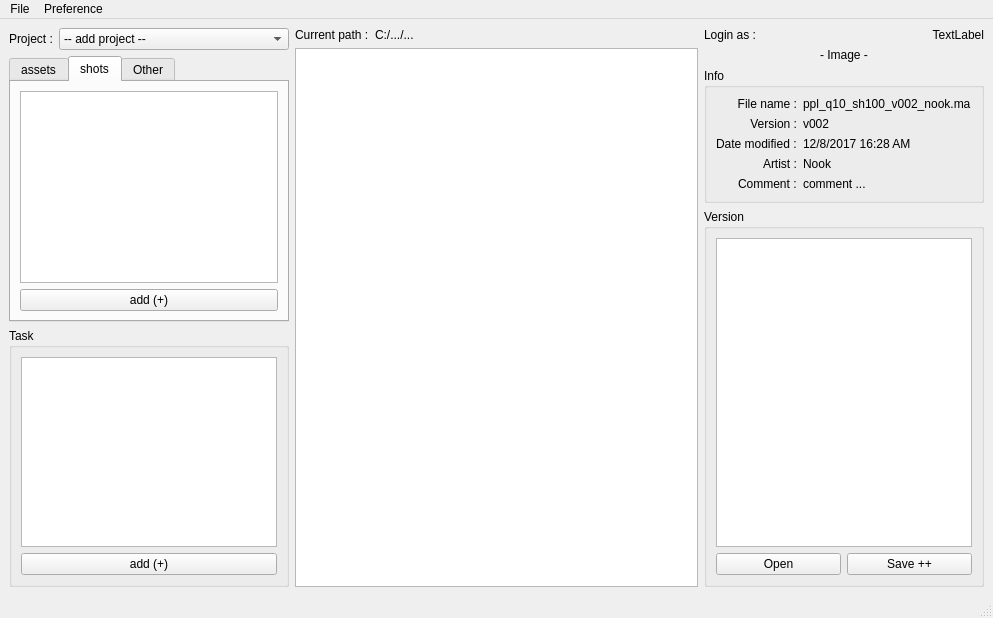
This is ui/projectExplorer.ui in Shayen/sal_pipeline as Qt 5 draws it before an edit. The edited form follows.
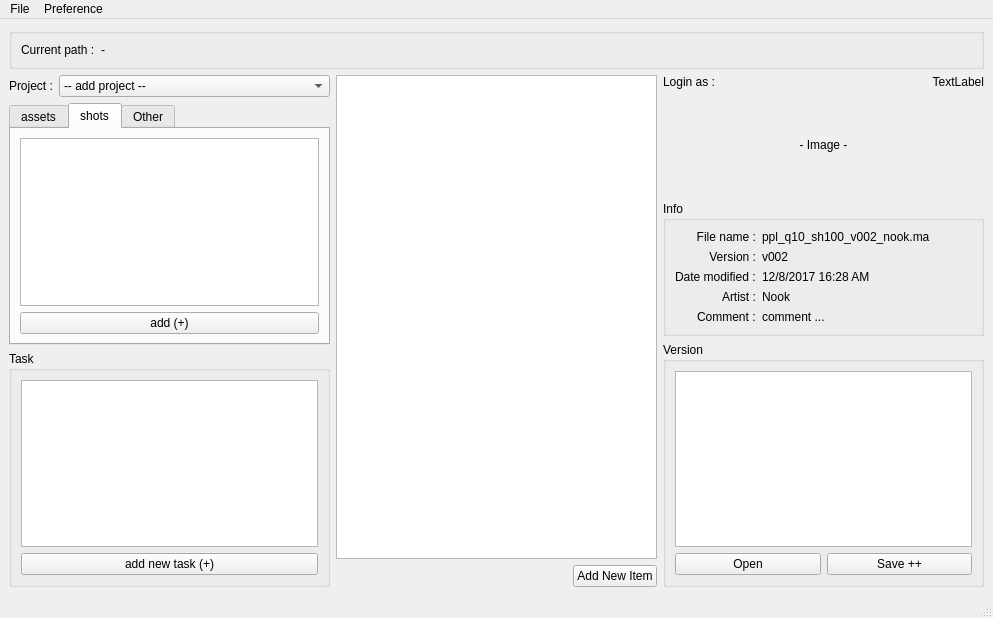
This is the edited form. The open tabs and pages were chosen to show the change.

Commit message:
Update UI, UX, folder stucture level
Update pipeline structure :
- Add department foe shots work (layout, anim, lighting)

Update UI,UX:
-Update UI to reach task of shot and change some position of UI to simple
-make current path clickable

The edit to the form file:
```diff
--- a/ui/projectExplorer.ui
+++ b/ui/projectExplorer.ui
@@ -14,7 +14,38 @@
    <string>Project explorer</string>
   </property>
   <widget class="QWidget" name="centralwidget">
-   <layout class="QHBoxLayout" name="horizontalLayout" stretch="0,2,0">
+   <layout class="QVBoxLayout" name="verticalLayout" stretch="0,0">
+    <item>
+     <widget class="QGroupBox" name="">
+      <layout class="QFormLayout" name="formLayout_path">
+       <property name="fieldGrowthPolicy">
+        <enum>QFormLayout::AllNonFixedFieldsGrow</enum>
+       </property>
+       <item row="0" column="0">
+        <widget class="QLabel" name="label_currentpath">
+         <property name="text">
+          <string>Current path :</string>
+         </property>
+        </widget>
+       </item>
+       <item row="0" column="1">
+        <widget class="QLabel" name="label_path_editable">
+         <property name="cursor">
+          <cursorShape>PointingHandCursor</cursorShape>
+         </property>
+         <property name="text">
+          <string>-</string>
+         </property>
+         <property name="wordWrap">
+          <bool>true</bool>
+         </property>
+        </widget>
+       </item>
+      </layout>
+     </widget>
+    </item>
+    <item>
+     <layout class="QHBoxLayout" name="horizontalLayout_Main">
     <item>
      <layout class="QVBoxLayout" name="verticalLayout_Left">
       <item>
@@ -100,7 +131,7 @@
          <item>
           <widget class="QPushButton" name="addTask_pushButton">
            <property name="text">
-            <string>add (+)</string>
+              <string>add new task (+)</string>
            </property>
           </widget>
          </item>
@@ -111,30 +142,33 @@
     </item>
     <item>
      <layout class="QVBoxLayout" name="verticalLayout_Center">
-      <item>
-       <layout class="QFormLayout" name="formLayout_path">
-        <item row="0" column="0">
-         <widget class="QLabel" name="label_currentpath">
-          <property name="text">
-           <string>Current path :</string>
-          </property>
-         </widget>
-        </item>
-        <item row="0" column="1">
-         <widget class="QLabel" name="label_path_editable">
-          <property name="text">
-           <string>C:/.../...</string>
-          </property>
-          <property name="wordWrap">
-           <bool>true</bool>
-          </property>
-         </widget>
-        </item>
-       </layout>
-      </item>
       <item>
        <widget class="QListWidget" name="listWidget_object_center"/>
       </item>
+        <item>
+         <layout class="QHBoxLayout" name="horizontalLayout_CenterAddButton">
+          <item>
+           <spacer name="horizontalSpacer">
+            <property name="orientation">
+             <enum>Qt::Horizontal</enum>
+            </property>
+            <property name="sizeHint" stdset="0">
+             <size>
+              <width>40</width>
+              <height>20</height>
+             </size>
+            </property>
+           </spacer>
+          </item>
+          <item>
+           <widget class="QPushButton" name="pushButton_addnewCentralItem">
+            <property name="text">
+             <string>Add New Item</string>
+            </property>
+           </widget>
+          </item>
+         </layout>
+        </item>
      </layout>
     </item>
     <item>
@@ -174,6 +208,12 @@
       </item>
       <item>
        <widget class="QLabel" name="label_ImagePlaceHolder">
+          <property name="minimumSize">
+           <size>
+            <width>0</width>
+            <height>100</height>
+           </size>
+          </property>
         <property name="text">
          <string>- Image -</string>
         </property>
@@ -314,6 +354,8 @@
          </item>
         </layout>
        </widget>
+        </item>
+       </layout>
       </item>
      </layout>
     </item>
```
Left out of the diff: 4 changed lines with no effect on the pictures. Lines whose indentation alone changed are shown as unchanged. The commit also changes 1 other file.
